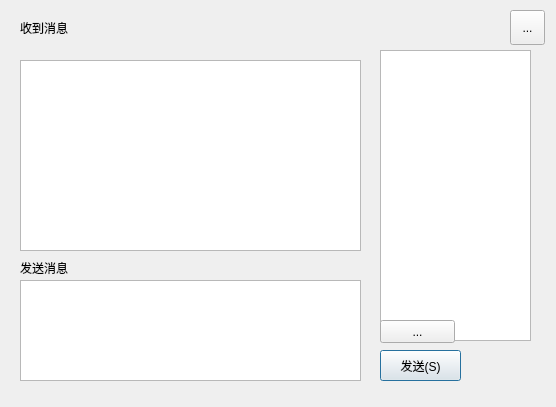
Above: multichatdlg.ui from hk029/LetChat before the change. Below: the same form after it.
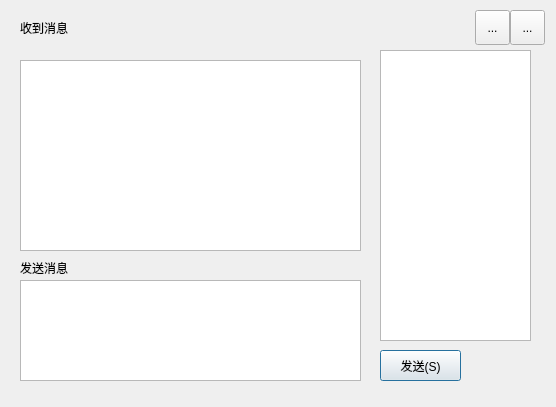
That is the form after the change.

Diff of the .ui file:
```diff
--- a/multichatdlg.ui
+++ b/multichatdlg.ui
@@ -98,10 +98,6 @@
   <widget class="QToolButton" name="icon_mini">
    <property name="geometry">
     <rect>
-     <x>380</x>
-     <y>320</y>
-     <width>75</width>
-     <height>23</height>
      <x>475</x>
      <y>10</y>
      <width>35</width>
```
